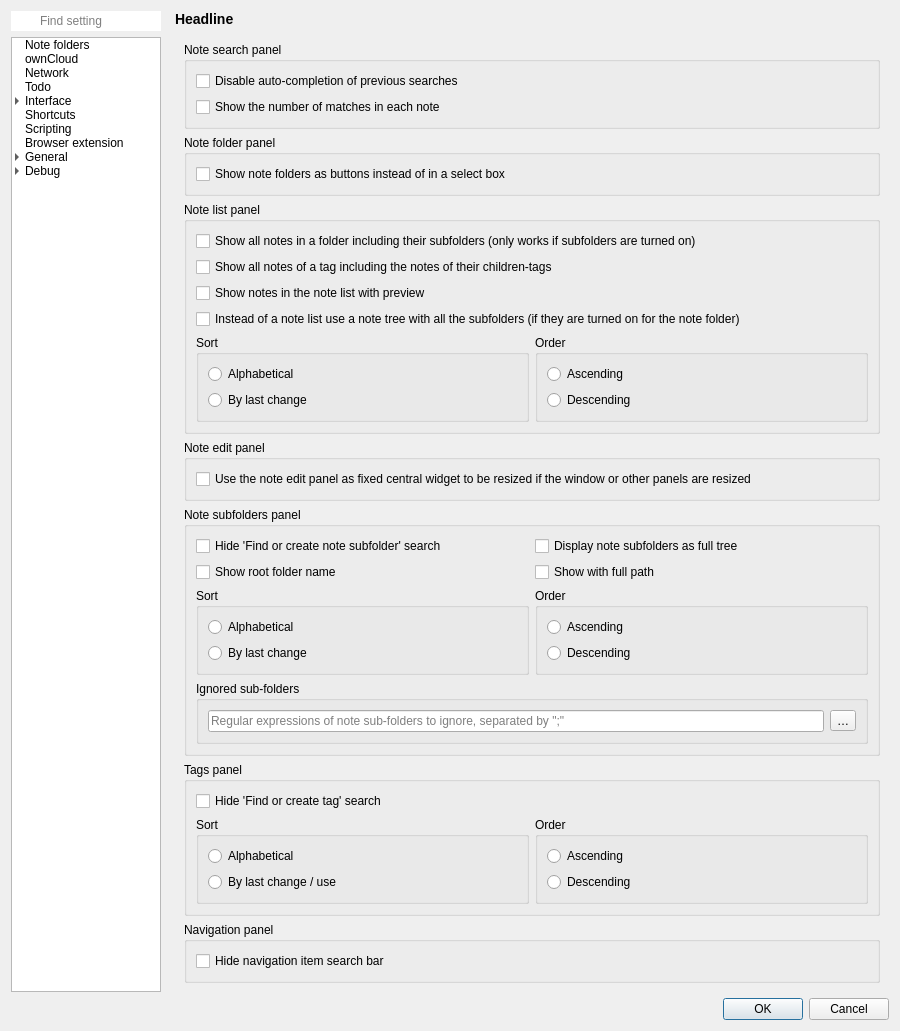
Above: src/dialogs/settingsdialog.ui from pbek/QOwnNotes before the change. Below: the same form after it.
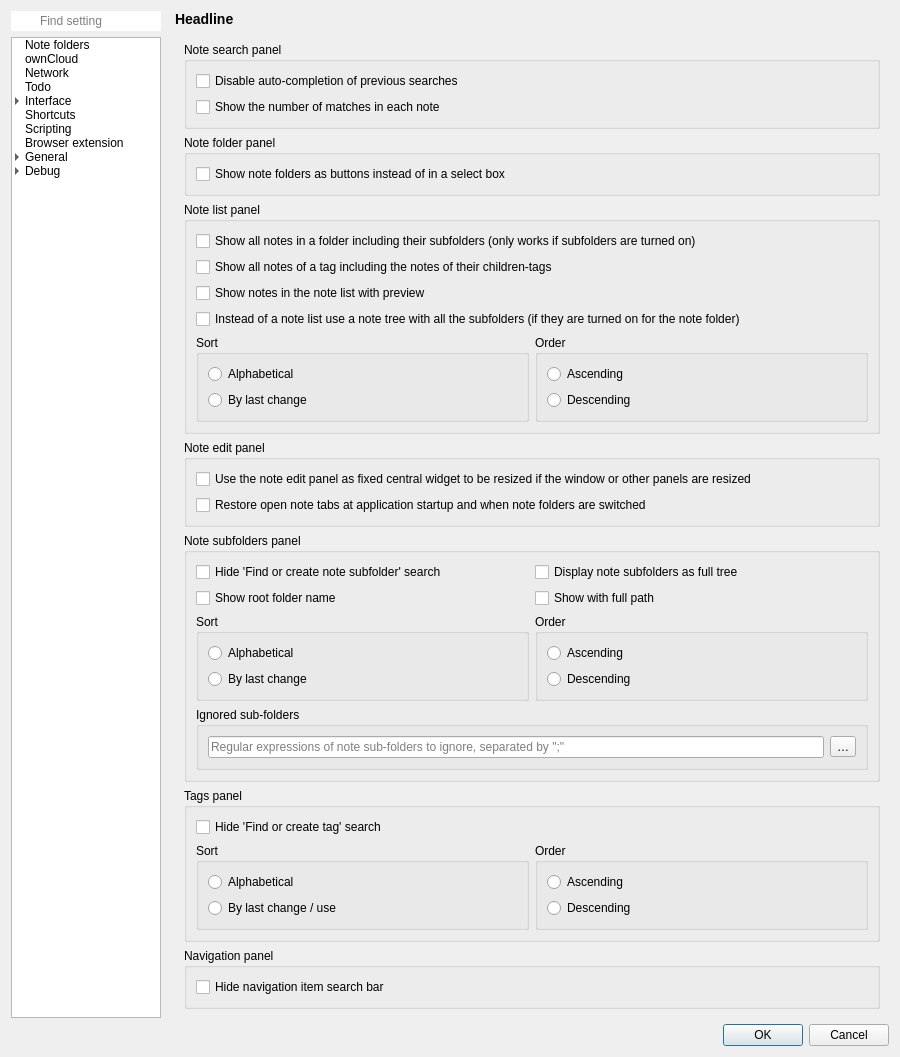
That is the form after the change. The open tabs and pages were chosen to show the change. Icons and pictures are not drawn. Custom widgets are drawn as their Qt base class.

Commit message: Add setting to turn note tab restoring off (#1726)

```diff
--- a/src/dialogs/settingsdialog.ui
+++ b/src/dialogs/settingsdialog.ui
@@ -5623,6 +5623,13 @@
                   </property>
                  </widget>
                 </item>
+                <item row="1" column="1" colspan="2">
+                 <widget class="QCheckBox" name="restoreNoteTabsCheckBox">
+                  <property name="text">
+                   <string>Restore open note tabs at application startup and when note folders are switched</string>
+                  </property>
+                 </widget>
+                </item>
                </layout>
               </widget>
              </item>
```
Left out of the diff: 2 changed lines with no effect on the pictures. The commit also changes 66 other files.
